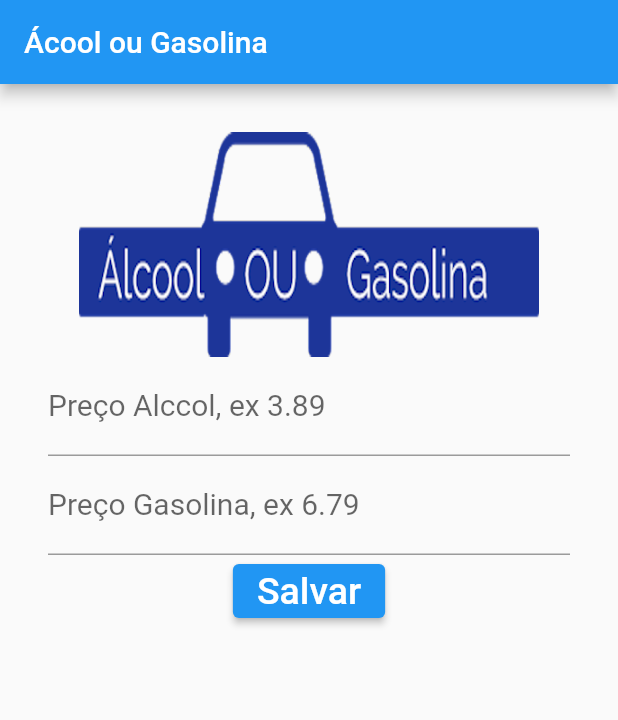
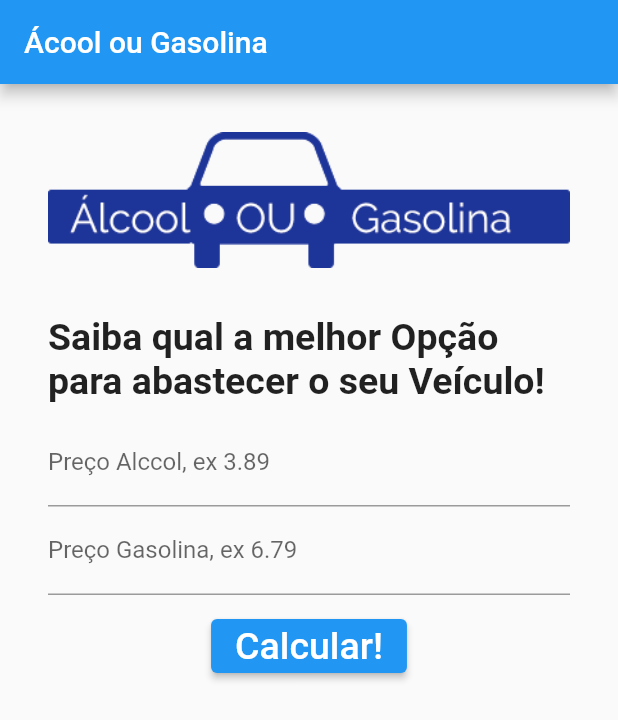
Before and after one commit to BrunoAlz/FLUTTER-3-PROJETO_Gasolina_ou_Alcool, a Flutter app: the screen it shows after launch, on a phone screen of 412 x 824 dp. Shown: the top 720 px of the screen. Run offline on Flutter 3.47's test engine with Material 2 defaults, Android fonts, the phone set to English and light mode, and no system bars.

Commit message:
Criando a interface Conforme o professor

```diff
--- a/app/lib/campo_texto.dart
+++ b/app/lib/campo_texto.dart
@@ -19,13 +19,22 @@ class _CampoTextoState extends State<CampoTexto> {
       appBar: AppBar(
         title: const Text('Ácool ou Gasolina'),
       ),
-      body: Padding(
+      body: Container(
         padding: EdgeInsets.all(32),
         child: Column(
           children: [
-            Image.asset(
+            Padding(
+              padding: EdgeInsets.only(bottom: 32),
+              child: Image.asset(
                 'assets/logo.png',
-              height: 150,
+              ),
+            ),
+            Padding(
+              padding: EdgeInsets.only(bottom: 10),
+              child: Text(
+                'Saiba qual a melhor Opção para abastecer o seu Veículo!',
+                style: TextStyle(fontSize: 25, fontWeight: FontWeight.bold),
+              ),
             ),
             // Cria um elemento Input
             TextField(
@@ -38,7 +47,6 @@ class _CampoTextoState extends State<CampoTexto> {
               // maxLength: 5,
               // maxLengthEnforcement: true,
               style: TextStyle(
-                fontSize: 20,
                 fontWeight: FontWeight.normal,
               ),
               // obscureText: true, // Password
@@ -65,7 +73,6 @@ class _CampoTextoState extends State<CampoTexto> {
               // maxLength: 5,
               // maxLengthEnforcement: true,
               style: TextStyle(
-                fontSize: 20,
                 fontWeight: FontWeight.normal,
               ),
               // obscureText: true, // Password
@@ -83,7 +90,9 @@ class _CampoTextoState extends State<CampoTexto> {
               controller: _textEditingController,
             ),
             // Cria um botão
-            ElevatedButton(
+            Padding(
+              padding: EdgeInsets.only(top: 10),
+              child: ElevatedButton(
                 // Adiciona estilos ao botão
                 style: ElevatedButton.styleFrom(
                   primary: Colors.blue, // background
@@ -97,12 +106,13 @@ class _CampoTextoState extends State<CampoTexto> {
                 },
                 // cria o texto filho do botão
                 child: const Text(
-                'Salvar',
+                  'Calcular!',
                   style: TextStyle(
                     fontSize: 25,
                   ),
                 ),
-            )
+              ),
+            ),
           ],
         ),
       ),
```
Also changed, not shown: app/assets/logo.png. Lines whose indentation alone changed are shown as unchanged.
